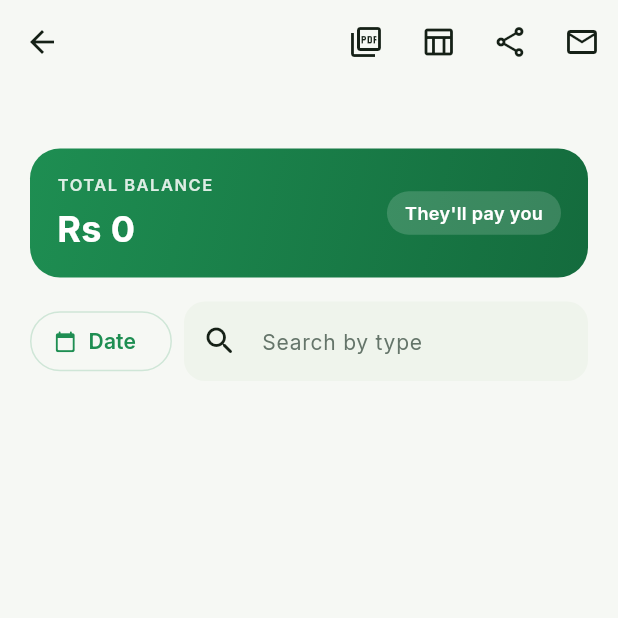
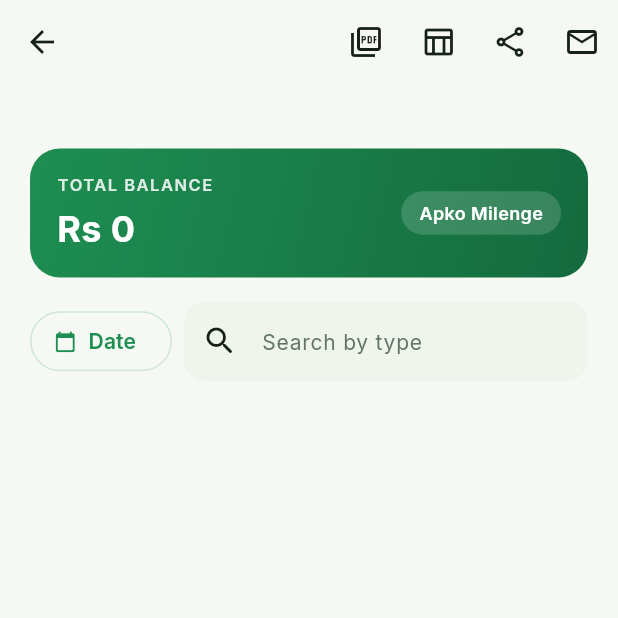
Before and after one commit to hashamkhan11/hisabkitab, a Flutter app: the ContactDetailPage screen opened directly with empty values, on a phone screen of 412 x 824 dp, the top half of it. Run offline on Flutter 3.47's test engine with Material 3 defaults, Android fonts, the phone set to English and light mode, and no system bars; drawn by our look-alikes of screenshot; our stand-ins replace cached_network_image, csv, dotted_border, firebase_auth, firebase_core, firebase_crashlytics and 9 more; accounts and stored records are empty; network calls fail.

Commit message:
Convert remaining balance status label on ledger header to Roman Urdu

```diff
--- a/lib/screens/contact_detail.dart
+++ b/lib/screens/contact_detail.dart
@@ -621,7 +621,7 @@ class _ContactDetailPageState extends State<ContactDetailPage> {
                           borderRadius: BorderRadius.circular(20),
                         ),
                         child: Text(
-                          positive ? "They'll pay you" : "You owe them",
+                          positive ? "Apko Milenge" : "Apko Dene Hain",
                           style: TextStyle(color: c.onAccent, fontSize: 12, fontWeight: FontWeight.w600),
                         ),
                       ),
```
